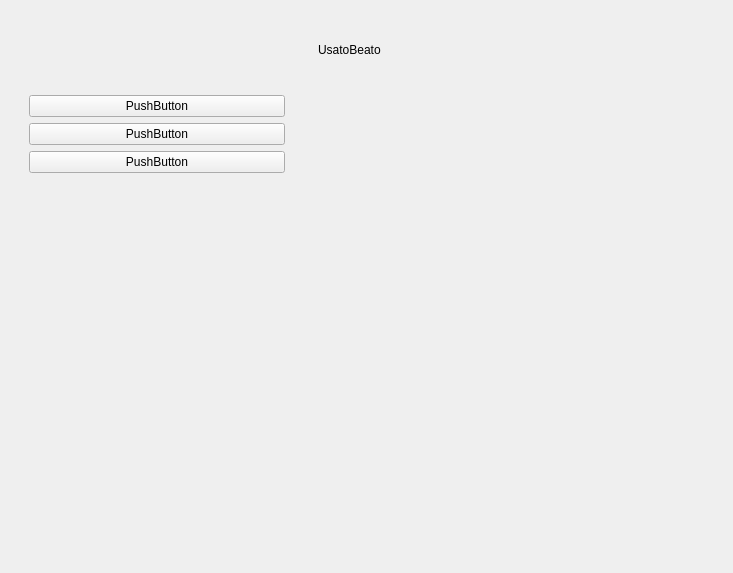
The window that NegozioDelUsatoPython/testing_leon2/AmministratoreTestingView.ui (LeonUrsu/NegozioDellUsato-ExamIS) describes before a commit, drawn with Qt 5.
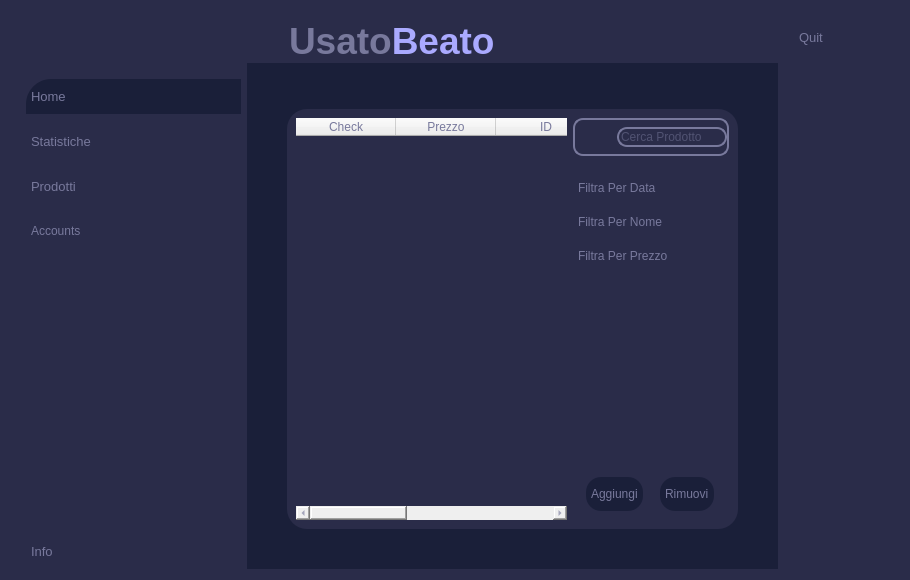
The same window after the commit. Icons and pictures are not drawn. Custom widgets are drawn as their Qt base class.

Commit message: admin pre window

```diff
--- a/NegozioDelUsatoPython/testing_leon2/AmministratoreTestingView.ui
+++ b/NegozioDelUsatoPython/testing_leon2/AmministratoreTestingView.ui
@@ -1,95 +1,1137 @@
 <?xml version="1.0" encoding="UTF-8"?>
 <ui version="4.0">
- <class>Form</class>
- <widget class="QWidget" name="Form">
+ <class>firstWidget</class>
+ <widget class="QWidget" name="firstWidget">
   <property name="geometry">
    <rect>
     <x>0</x>
     <y>0</y>
-    <width>733</width>
-    <height>573</height>
+    <width>910</width>
+    <height>580</height>
    </rect>
   </property>
   <property name="windowTitle">
    <string>Form</string>
   </property>
+  <property name="styleSheet">
+   <string notr="true">
+*{
+color: #78799c;
+border: none;
+}
+
+#firstWidget, #frame_2, #frame_5{
+	background-color: #2a2c49;
+}
+
+#mainBody,#centralwidget{
+	background-color: #1a1f39;
+}
+
+QLineEdit{
+	background-color:transparent;
+}
+
+#searchFrame, QLineEdit{
+	border-radius: 10px;
+	border: 2px solid #78799c;
+}
+
+#appHeader{
+	color:#78799c;
+}
+
+#prodottiHeader{
+	color:  #a06ce3;
+}
+
+#avantiarw{
+	border: 1px solid #a06ce3;
+	background-color: #a06ce3 ;
+	border-radius: 5px;
+	
+}
+
+#finestreSecondarie{
+	background-color: #2a2c49;
+	border: solid;
+	border-radius: 20px;
+}
+
+QLabel{
+	color:#78799c;
+}
+
+#mainFrame{
+	background-color: #2a2c49;
+}
+
+#homeBtn{
+	color:#78799c;
+	background-color:#1a1f39;
+	padding : 10px 5px;
+	text-align:left;
+	border-top-left-radius:25px;
+}
+
+QPushButton{
+	padding : 10px 5px;
+	text-align:left;
+	color:#78799c;
+	font: 10pt &quot;Leelawadee UI&quot;;
+}
+
+
+#frame_3{
+	background-color:#2a2c49;
+	border: solid;
+	border-radius: 20px;
+}
+QTableWidget{
+	background-color:#2a2c49;
+	border: solid;
+}
+</string>
+  </property>
   <layout class="QHBoxLayout" name="horizontalLayout">
    <item>
-    <widget class="QCustomSlideMenu" name="widget" native="true">
-     <layout class="QVBoxLayout" name="verticalLayout">
-      <item>
-       <widget class="QWidget" name="widget_5" native="true">
-        <property name="maximumSize">
-         <size>
-          <width>16777215</width>
-          <height>60</height>
-         </size>
-        </property>
-       </widget>
-      </item>
-      <item alignment="Qt::AlignTop">
-       <widget class="QWidget" name="widget_6" native="true">
-        <layout class="QVBoxLayout" name="verticalLayout_3">
-         <item>
-          <widget class="QPushButton" name="pushButton">
-           <property name="text">
-            <string>PushButton</string>
-           </property>
-          </widget>
-         </item>
-         <item>
-          <widget class="QPushButton" name="pushButton_2">
-           <property name="text">
-            <string>PushButton</string>
-           </property>
-          </widget>
-         </item>
-         <item>
-          <widget class="QPushButton" name="pushButton_3">
-           <property name="text">
-            <string>PushButton</string>
-           </property>
-          </widget>
-         </item>
-        </layout>
-       </widget>
-      </item>
-     </layout>
-    </widget>
-   </item>
-   <item>
-    <widget class="QWidget" name="widget_2" native="true">
-     <layout class="QVBoxLayout" name="verticalLayout_2">
-      <item>
-       <widget class="QLabel" name="label">
-        <property name="maximumSize">
-         <size>
-          <width>16777215</width>
-          <height>60</height>
-         </size>
-        </property>
-        <property name="text">
-         <string>UsatoBeato</string>
-        </property>
-        <property name="alignment">
-         <set>Qt::AlignLeading|Qt::AlignLeft|Qt::AlignVCenter</set>
-        </property>
-       </widget>
-      </item>
-      <item>
-       <widget class="QWidget" name="widget_4" native="true"/>
-      </item>
-     </layout>
-    </widget>
-   </item>
-   <item>
-    <widget class="QCustomSlideMenu" name="widget_3" native="true">
+    <widget class="QCustomSlideMenu" name="leftMenu" native="true">
+     <property name="minimumSize">
+      <size>
+       <width>230</width>
+       <height>0</height>
+      </size>
+     </property>
      <property name="maximumSize">
       <size>
-       <width>115</width>
+       <width>230</width>
        <height>16777215</height>
       </size>
      </property>
+     <layout class="QVBoxLayout" name="verticalLayout_3">
+      <property name="spacing">
+       <number>0</number>
+      </property>
+      <property name="leftMargin">
+       <number>0</number>
+      </property>
+      <property name="topMargin">
+       <number>0</number>
+      </property>
+      <property name="rightMargin">
+       <number>0</number>
+      </property>
+      <property name="bottomMargin">
+       <number>0</number>
+      </property>
+      <item>
+       <widget class="QFrame" name="frame_5">
+        <property name="frameShape">
+         <enum>QFrame::StyledPanel</enum>
+        </property>
+        <property name="frameShadow">
+         <enum>QFrame::Raised</enum>
+        </property>
+        <layout class="QHBoxLayout" name="horizontalLayout_9">
+         <property name="spacing">
+          <number>0</number>
+         </property>
+         <property name="leftMargin">
+          <number>0</number>
+         </property>
+         <property name="topMargin">
+          <number>68</number>
+         </property>
+         <property name="rightMargin">
+          <number>0</number>
+         </property>
+         <property name="bottomMargin">
+          <number>0</number>
+         </property>
+        </layout>
+       </widget>
+      </item>
+      <item>
+       <widget class="QFrame" name="frame_2">
+        <property name="sizePolicy">
+         <sizepolicy hsizetype="Preferred" vsizetype="Expanding">
+          <horstretch>0</horstretch>
+          <verstretch>0</verstretch>
+         </sizepolicy>
+        </property>
+        <property name="frameShape">
+         <enum>QFrame::StyledPanel</enum>
+        </property>
+        <property name="frameShadow">
+         <enum>QFrame::Raised</enum>
+        </property>
+        <layout class="QVBoxLayout" name="verticalLayout_4">
+         <property name="spacing">
+          <number>0</number>
+         </property>
+         <property name="leftMargin">
+          <number>0</number>
+         </property>
+         <property name="topMargin">
+          <number>0</number>
+         </property>
+         <property name="rightMargin">
+          <number>0</number>
+         </property>
+         <property name="bottomMargin">
+          <number>0</number>
+         </property>
+         <item>
+          <widget class="QFrame" name="frame_6">
+           <property name="sizePolicy">
+            <sizepolicy hsizetype="Preferred" vsizetype="Expanding">
+             <horstretch>0</horstretch>
+             <verstretch>0</verstretch>
+            </sizepolicy>
+           </property>
+           <property name="frameShape">
+            <enum>QFrame::StyledPanel</enum>
+           </property>
+           <property name="frameShadow">
+            <enum>QFrame::Raised</enum>
+           </property>
+           <layout class="QVBoxLayout" name="verticalLayout_5">
+            <property name="spacing">
+             <number>10</number>
+            </property>
+            <property name="leftMargin">
+             <number>15</number>
+            </property>
+            <property name="topMargin">
+             <number>0</number>
+            </property>
+            <property name="rightMargin">
+             <number>0</number>
+            </property>
+            <property name="bottomMargin">
+             <number>0</number>
+            </property>
+            <item>
+             <widget class="QPushButton" name="homeBtn">
+              <property name="font">
+               <font>
+                <family>Leelawadee UI</family>
+                <pointsize>10</pointsize>
+                <italic>false</italic>
+                <bold>false</bold>
+               </font>
+              </property>
+              <property name="cursor">
+               <cursorShape>PointingHandCursor</cursorShape>
+              </property>
+              <property name="text">
+               <string>Home</string>
+              </property>
+              <property name="icon">
+               <iconset>
+                <normaloff>:/purpleIcons/assets/#78799c(purple) icons/home.svg</normaloff>:/purpleIcons/assets/#78799c(purple) icons/home.svg</iconset>
+              </property>
+              <property name="iconSize">
+               <size>
+                <width>24</width>
+                <height>24</height>
+               </size>
+              </property>
+             </widget>
+            </item>
+            <item>
+             <widget class="QPushButton" name="statisticBtn">
+              <property name="font">
+               <font>
+                <family>Leelawadee UI</family>
+                <pointsize>10</pointsize>
+                <italic>false</italic>
+                <bold>false</bold>
+               </font>
+              </property>
+              <property name="cursor">
+               <cursorShape>PointingHandCursor</cursorShape>
+              </property>
+              <property name="text">
+               <string>Statistiche</string>
+              </property>
+              <property name="icon">
+               <iconset>
+                <normaloff>:/purpleIcons/assets/#78799c(purple) icons/trending-up.svg</normaloff>:/purpleIcons/assets/#78799c(purple) icons/trending-up.svg</iconset>
+              </property>
+              <property name="iconSize">
+               <size>
+                <width>24</width>
+                <height>24</height>
+               </size>
+              </property>
+             </widget>
+            </item>
+            <item>
+             <widget class="QPushButton" name="prodottiBtn">
+              <property name="font">
+               <font>
+                <family>Leelawadee UI</family>
+                <pointsize>10</pointsize>
+                <italic>false</italic>
+                <bold>false</bold>
+               </font>
+              </property>
+              <property name="cursor">
+               <cursorShape>PointingHandCursor</cursorShape>
+              </property>
+              <property name="text">
+               <string>Prodotti</string>
+              </property>
+              <property name="icon">
+               <iconset>
+                <normaloff>:/purpleIcons/assets/#78799c(purple) icons/shopping-cart.svg</normaloff>:/purpleIcons/assets/#78799c(purple) icons/shopping-cart.svg</iconset>
+              </property>
+              <property name="iconSize">
+               <size>
+                <width>24</width>
+                <height>24</height>
+               </size>
+              </property>
+             </widget>
+            </item>
+            <item>
+             <widget class="QPushButton" name="accountBtn">
+              <property name="cursor">
+               <cursorShape>PointingHandCursor</cursorShape>
+              </property>
+              <property name="text">
+               <string>Accounts</string>
+              </property>
+              <property name="icon">
+               <iconset>
+                <normaloff>:/purpleIcons/assets/#78799c(purple) icons/users.svg</normaloff>:/purpleIcons/assets/#78799c(purple) icons/users.svg</iconset>
+              </property>
+             </widget>
+            </item>
+            <item alignment="Qt::AlignBottom">
+             <widget class="QPushButton" name="infoBtn">
+              <property name="font">
+               <font>
+                <family>Leelawadee UI</family>
+                <pointsize>10</pointsize>
+                <italic>false</italic>
+                <bold>false</bold>
+               </font>
+              </property>
+              <property name="cursor">
+               <cursorShape>PointingHandCursor</cursorShape>
+              </property>
+              <property name="text">
+               <string>Info</string>
+              </property>
+              <property name="icon">
+               <iconset>
+                <normaloff>:/purpleIcons/assets/#78799c(purple) icons/info.svg</normaloff>:/purpleIcons/assets/#78799c(purple) icons/info.svg</iconset>
+              </property>
+              <property name="iconSize">
+               <size>
+                <width>24</width>
+                <height>24</height>
+               </size>
+              </property>
+             </widget>
+            </item>
+           </layout>
+          </widget>
+         </item>
+        </layout>
+       </widget>
+      </item>
+     </layout>
+    </widget>
+   </item>
+   <item>
+    <widget class="QWidget" name="mainBody" native="true">
+     <property name="sizePolicy">
+      <sizepolicy hsizetype="Expanding" vsizetype="Preferred">
+       <horstretch>0</horstretch>
+       <verstretch>0</verstretch>
+      </sizepolicy>
+     </property>
+     <property name="minimumSize">
+      <size>
+       <width>0</width>
+       <height>0</height>
+      </size>
+     </property>
+     <layout class="QVBoxLayout" name="verticalLayout">
+      <property name="leftMargin">
+       <number>0</number>
+      </property>
+      <property name="topMargin">
+       <number>0</number>
+      </property>
+      <property name="rightMargin">
+       <number>0</number>
+      </property>
+      <property name="bottomMargin">
+       <number>0</number>
+      </property>
+      <item alignment="Qt::AlignTop">
+       <widget class="QWidget" name="mainFrame" native="true">
+        <layout class="QHBoxLayout" name="horizontalLayout_2">
+         <property name="leftMargin">
+          <number>0</number>
+         </property>
+         <property name="rightMargin">
+          <number>0</number>
+         </property>
+         <property name="bottomMargin">
+          <number>0</number>
+         </property>
+         <item alignment="Qt::AlignLeft|Qt::AlignTop">
+          <widget class="QWidget" name="widget" native="true">
+           <layout class="QHBoxLayout" name="horizontalLayout_3">
+            <property name="spacing">
+             <number>0</number>
+            </property>
+            <property name="leftMargin">
+             <number>0</number>
+            </property>
+            <property name="topMargin">
+             <number>0</number>
+            </property>
+            <property name="rightMargin">
+             <number>0</number>
+            </property>
+            <property name="bottomMargin">
+             <number>0</number>
+            </property>
+            <item>
+             <widget class="QPushButton" name="menuButton">
+              <property name="text">
+               <string/>
+              </property>
+              <property name="icon">
+               <iconset>
+                <normaloff>:/purpleIcons/assets/#78799c(purple) icons/menu.svg</normaloff>:/purpleIcons/assets/#78799c(purple) icons/menu.svg</iconset>
+              </property>
+              <property name="iconSize">
+               <size>
+                <width>24</width>
+                <height>24</height>
+               </size>
+              </property>
+             </widget>
+            </item>
+            <item>
+             <widget class="QLabel" name="applicationName">
+              <property name="text">
+               <string>&lt;html&gt;&lt;head/&gt;&lt;body&gt;&lt;p&gt;&lt;span style=&quot; font-size:28pt; font-weight:600;&quot;&gt;Usato&lt;/span&gt;&lt;span style=&quot; font-size:28pt; font-weight:600; color:#aaaaff;&quot;&gt;Beato&lt;/span&gt;&lt;/p&gt;&lt;/body&gt;&lt;/html&gt;</string>
+              </property>
+             </widget>
+            </item>
+           </layout>
+          </widget>
+         </item>
+         <item alignment="Qt::AlignHCenter|Qt::AlignTop">
+          <widget class="QWidget" name="widget_2" native="true">
+           <layout class="QHBoxLayout" name="horizontalLayout_4"/>
+          </widget>
+         </item>
+         <item alignment="Qt::AlignRight|Qt::AlignTop">
+          <widget class="QWidget" name="widget_3" native="true">
+           <layout class="QHBoxLayout" name="horizontalLayout_6">
+            <property name="spacing">
+             <number>0</number>
+            </property>
+            <property name="leftMargin">
+             <number>0</number>
+            </property>
+            <property name="topMargin">
+             <number>0</number>
+            </property>
+            <property name="rightMargin">
+             <number>0</number>
+            </property>
+            <property name="bottomMargin">
+             <number>0</number>
+            </property>
+            <item>
+             <widget class="QPushButton" name="accountButton">
+              <property name="cursor">
+               <cursorShape>PointingHandCursor</cursorShape>
+              </property>
+              <property name="text">
+               <string/>
+              </property>
+              <property name="icon">
+               <iconset>
+                <normaloff>:/purpleIcons/assets/#78799c(purple) icons/user.svg</normaloff>:/purpleIcons/assets/#78799c(purple) icons/user.svg</iconset>
+              </property>
+              <property name="iconSize">
+               <size>
+                <width>32</width>
+                <height>32</height>
+               </size>
+              </property>
+             </widget>
+            </item>
+           </layout>
+          </widget>
+         </item>
+        </layout>
+       </widget>
+      </item>
+      <item>
+       <widget class="QWidget" name="widget_4" native="true">
+        <property name="sizePolicy">
+         <sizepolicy hsizetype="Preferred" vsizetype="Expanding">
+          <horstretch>0</horstretch>
+          <verstretch>0</verstretch>
+         </sizepolicy>
+        </property>
+        <layout class="QVBoxLayout" name="verticalLayout_2">
+         <property name="leftMargin">
+          <number>40</number>
+         </property>
+         <property name="topMargin">
+          <number>40</number>
+         </property>
+         <property name="rightMargin">
+          <number>40</number>
+         </property>
+         <property name="bottomMargin">
+          <number>40</number>
+         </property>
+         <item>
+          <widget class="QStackedWidget" name="finestreSecondarie">
+           <property name="currentIndex">
+            <number>3</number>
+           </property>
+           <widget class="QWidget" name="home">
+            <layout class="QVBoxLayout" name="verticalLayout_8">
+             <item>
+              <widget class="QLabel" name="label_6">
+               <property name="text">
+                <string>HOME</string>
+               </property>
+              </widget>
+             </item>
+            </layout>
+           </widget>
+           <widget class="QWidget" name="statistiche">
+            <widget class="QLabel" name="label">
+             <property name="geometry">
+              <rect>
+               <x>180</x>
+               <y>160</y>
+               <width>55</width>
+               <height>16</height>
+              </rect>
+             </property>
+             <property name="text">
+              <string>Statistiche</string>
+             </property>
+            </widget>
+           </widget>
+           <widget class="QWidget" name="accounts">
+            <widget class="QLabel" name="label_5">
+             <property name="geometry">
+              <rect>
+               <x>200</x>
+               <y>130</y>
+               <width>55</width>
+               <height>16</height>
+              </rect>
+             </property>
+             <property name="text">
+              <string>Accounts</string>
+             </property>
+            </widget>
+           </widget>
+           <widget class="QWidget" name="prodotti">
+            <layout class="QHBoxLayout" name="horizontalLayout_7">
+             <item>
+              <widget class="QTableWidget" name="tableWidget">
+               <column>
+                <property name="text">
+                 <string>Check</string>
+                </property>
+                <property name="toolTip">
+                 <string notr="true"/>
+                </property>
+                <property name="background">
+                 <color>
+                  <red>170</red>
+                  <green>170</green>
+                  <blue>255</blue>
+                 </color>
+                </property>
+               </column>
+               <column>
+                <property name="text">
+                 <string>Prezzo</string>
+                </property>
+               </column>
+               <column>
+                <property name="text">
+                 <string>ID</string>
+                </property>
+               </column>
+               <column>
+                <property name="text">
+                 <string>Nome</string>
+                </property>
+               </column>
+               <column>
+                <property name="text">
+                 <string>Data</string>
+                </property>
+               </column>
+              </widget>
+             </item>
+             <item>
+              <widget class="QFrame" name="frame">
+               <property name="sizePolicy">
+                <sizepolicy hsizetype="Preferred" vsizetype="Preferred">
+                 <horstretch>0</horstretch>
+                 <verstretch>0</verstretch>
+                </sizepolicy>
+               </property>
+               <property name="minimumSize">
+                <size>
+                 <width>100</width>
+                 <height>0</height>
+                </size>
+               </property>
+               <property name="frameShape">
+                <enum>QFrame::StyledPanel</enum>
+               </property>
+               <property name="frameShadow">
+                <enum>QFrame::Raised</enum>
+               </property>
+               <layout class="QVBoxLayout" name="verticalLayout_9">
+                <property name="spacing">
+                 <number>0</number>
+                </property>
+                <property name="leftMargin">
+                 <number>0</number>
+                </property>
+                <property name="topMargin">
+                 <number>0</number>
+                </property>
+                <property name="rightMargin">
+                 <number>0</number>
+                </property>
+                <property name="bottomMargin">
+                 <number>0</number>
+                </property>
+                <item alignment="Qt::AlignHCenter">
+                 <widget class="QFrame" name="searchFrame">
+                  <property name="maximumSize">
+                   <size>
+                    <width>200</width>
+                    <height>16777215</height>
+                   </size>
+                  </property>
+                  <property name="font">
+                   <font>
+                    <stylestrategy>PreferDefault</stylestrategy>
+                   </font>
+                  </property>
+                  <property name="cursor">
+                   <cursorShape>IBeamCursor</cursorShape>
+                  </property>
+                  <property name="focusPolicy">
+                   <enum>Qt::NoFocus</enum>
+                  </property>
+                  <property name="contextMenuPolicy">
+                   <enum>Qt::CustomContextMenu</enum>
+                  </property>
+                  <property name="toolTip">
+                   <string/>
+                  </property>
+                  <property name="whatsThis">
+                   <string/>
+                  </property>
+                  <property name="accessibleName">
+                   <string/>
+                  </property>
+                  <property name="accessibleDescription">
+                   <string/>
+                  </property>
+                  <property name="frameShape">
+                   <enum>QFrame::StyledPanel</enum>
+                  </property>
+                  <property name="frameShadow">
+                   <enum>QFrame::Raised</enum>
+                  </property>
+                  <layout class="QHBoxLayout" name="horizontalLayout_8">
+                   <property name="spacing">
+                    <number>0</number>
+                   </property>
+                   <property name="leftMargin">
+                    <number>0</number>
+                   </property>
+                   <property name="topMargin">
+                    <number>0</number>
+                   </property>
+                   <property name="rightMargin">
+                    <number>0</number>
+                   </property>
+                   <property name="bottomMargin">
+                    <number>0</number>
+                   </property>
+                   <item>
+                    <widget class="QPushButton" name="pushButton_6">
+                     <property name="text">
+                      <string/>
+                     </property>
+                     <property name="icon">
+                      <iconset>
+                       <normaloff>:/purpleIcons/assets/#78799c(purple) icons/search.svg</normaloff>:/purpleIcons/assets/#78799c(purple) icons/search.svg</iconset>
+                     </property>
+                    </widget>
+                   </item>
+                   <item>
+                    <widget class="QLineEdit" name="search_le">
+                     <property name="inputMask">
+                      <string/>
+                     </property>
+                     <property name="text">
+                      <string/>
+                     </property>
+                     <property name="placeholderText">
+                      <string>Cerca Prodotto</string>
+                     </property>
+                    </widget>
+                   </item>
+                  </layout>
+                 </widget>
+                </item>
+                <item>
+                 <widget class="QFrame" name="frame_4">
+                  <property name="sizePolicy">
+                   <sizepolicy hsizetype="Preferred" vsizetype="Expanding">
+                    <horstretch>0</horstretch>
+                    <verstretch>0</verstretch>
+                   </sizepolicy>
+                  </property>
+                  <property name="frameShape">
+                   <enum>QFrame::StyledPanel</enum>
+                  </property>
+                  <property name="frameShadow">
+                   <enum>QFrame::Raised</enum>
+                  </property>
+                  <layout class="QVBoxLayout" name="verticalLayout_10">
+                   <property name="spacing">
+                    <number>0</number>
+                   </property>
+                   <property name="leftMargin">
+                    <number>0</number>
+                   </property>
+                   <property name="topMargin">
+                    <number>0</number>
+                   </property>
+                   <property name="rightMargin">
+                    <number>0</number>
+                   </property>
+                   <property name="bottomMargin">
+                    <number>0</number>
+                   </property>
+                   <item alignment="Qt::AlignTop">
+                    <widget class="QFrame" name="frame_7">
+                     <property name="frameShape">
+                      <enum>QFrame::StyledPanel</enum>
+                     </property>
+                     <property name="frameShadow">
+                      <enum>QFrame::Raised</enum>
+                     </property>
+                     <layout class="QHBoxLayout" name="horizontalLayout_10">
+                      <property name="spacing">
+                       <number>0</number>
+                      </property>
+                      <property name="leftMargin">
+                       <number>0</number>
+                      </property>
+                      <property name="topMargin">
+                       <number>15</number>
+                      </property>
+                      <property name="rightMargin">
+                       <number>0</number>
+                      </property>
+                      <property name="bottomMargin">
+                       <number>0</number>
+                      </property>
+                      <item alignment="Qt::AlignTop">
+                       <widget class="QGroupBox" name="groupBox">
+                        <property name="title">
+                         <string/>
+                        </property>
+                        <layout class="QVBoxLayout">
+                         <property name="spacing">
+                          <number>0</number>
+                         </property>
+                         <property name="leftMargin">
+                          <number>0</number>
+                         </property>
+                         <property name="topMargin">
+                          <number>0</number>
+                         </property>
+                         <property name="rightMargin">
+                          <number>0</number>
+                         </property>
+                         <property name="bottomMargin">
+                          <number>0</number>
+                         </property>
+                         <item>
+                          <widget class="QPushButton" name="pushButton_4">
+                           <property name="cursor">
+                            <cursorShape>PointingHandCursor</cursorShape>
+                           </property>
+                           <property name="text">
+                            <string>Filtra Per Data</string>
+                           </property>
+                           <property name="icon">
+                            <iconset>
+                             <normaloff>:/purpleIcons/assets/#78799c(purple) icons/filter.svg</normaloff>:/purpleIcons/assets/#78799c(purple) icons/filter.svg</iconset>
+                           </property>
+                          </widget>
+                         </item>
+                         <item>
+                          <widget class="QPushButton" name="pushButton_5">
+                           <property name="cursor">
+                            <cursorShape>PointingHandCursor</cursorShape>
+                           </property>
+                           <property name="text">
+                            <string>Filtra Per Nome</string>
+                           </property>
+                           <property name="icon">
+                            <iconset>
+                             <normaloff>:/purpleIcons/assets/#78799c(purple) icons/filter.svg</normaloff>:/purpleIcons/assets/#78799c(purple) icons/filter.svg</iconset>
+                           </property>
+                          </widget>
+                         </item>
+                         <item alignment="Qt::AlignTop">
+                          <widget class="QPushButton" name="pushButton_2">
+                           <property name="cursor">
+                            <cursorShape>PointingHandCursor</cursorShape>
+                           </property>
+                           <property name="text">
+                            <string>Filtra Per Prezzo</string>
+                           </property>
+                           <property name="icon">
+                            <iconset>
+                             <normaloff>:/purpleIcons/assets/#78799c(purple) icons/filter.svg</normaloff>:/purpleIcons/assets/#78799c(purple) icons/filter.svg</iconset>
+                           </property>
+                          </widget>
+                         </item>
+                        </layout>
+                       </widget>
+                      </item>
+                     </layout>
+                    </widget>
+                   </item>
+                  </layout>
+                 </widget>
+                </item>
+                <item alignment="Qt::AlignTop">
+                 <widget class="QFrame" name="frame_salva_rimuovi">
+                  <property name="sizePolicy">
+                   <sizepolicy hsizetype="Preferred" vsizetype="Expanding">
+                    <horstretch>0</horstretch>
+                    <verstretch>0</verstretch>
+                   </sizepolicy>
+                  </property>
+                  <property name="minimumSize">
+                   <size>
+                    <width>0</width>
+                    <height>30</height>
+                   </size>
+                  </property>
+                  <property name="styleSheet">
+                   <string notr="true">QPushButton{
+	color:#78799c;
+	background-color:#1a1f39;
+	border-radius: 15px;
+	padding : 10px 5px;
+	text-align:left;
+	padding : 10px 5px;
+	text-align:left;
+	color:#78799c;
+	font: 10pt &quot;Leelawadee UI&quot;;
+}
+</string>
+                  </property>
+                  <property name="frameShape">
+                   <enum>QFrame::StyledPanel</enum>
+                  </property>
+                  <property name="frameShadow">
+                   <enum>QFrame::Raised</enum>
+                  </property>
+                  <layout class="QHBoxLayout" name="horizontalLayout_5">
+                   <item alignment="Qt::AlignHCenter">
+                    <widget class="QPushButton" name="aggiungiBtn">
+                     <property name="cursor">
+                      <cursorShape>PointingHandCursor</cursorShape>
+                     </property>
+                     <property name="text">
+                      <string>Aggiungi</string>
+                     </property>
+                     <property name="icon">
+                      <iconset>
+                       <normaloff>:/purpleIcons/assets/#78799c(purple) icons/plus.svg</normaloff>:/purpleIcons/assets/#78799c(purple) icons/plus.svg</iconset>
+                     </property>
+                    </widget>
+                   </item>
+                   <item alignment="Qt::AlignHCenter">
+                    <widget class="QPushButton" name="rimuoviBtn">
+                     <property name="cursor">
+                      <cursorShape>PointingHandCursor</cursorShape>
+                     </property>
+                     <property name="text">
+                      <string>Rimuovi</string>
+                     </property>
+                     <property name="icon">
+                      <iconset>
+                       <normaloff>:/purpleIcons/assets/#78799c(purple) icons/minus.svg</normaloff>:/purpleIcons/assets/#78799c(purple) icons/minus.svg</iconset>
+                     </property>
+                    </widget>
+                   </item>
+                  </layout>
+                 </widget>
+                </item>
+               </layout>
+              </widget>
+             </item>
+            </layout>
+           </widget>
+           <widget class="QWidget" name="aggiungiProdottopg">
+            <layout class="QHBoxLayout" name="horizontalLayout_11">
+             <item>
+              <widget class="QFrame" name="addProdottoFrm">
+               <property name="frameShape">
+                <enum>QFrame::StyledPanel</enum>
+               </property>
+               <property name="frameShadow">
+                <enum>QFrame::Raised</enum>
+               </property>
+               <layout class="QVBoxLayout" name="verticalLayout_11">
+                <property name="spacing">
+                 <number>0</number>
+                </property>
+                <property name="leftMargin">
+                 <number>0</number>
+                </property>
+                <property name="topMargin">
+                 <number>0</number>
+                </property>
+                <property name="rightMargin">
+                 <number>0</number>
+                </property>
+                <property name="bottomMargin">
+                 <number>0</number>
+                </property>
+                <item>
+                 <widget class="QLineEdit" name="nomeLe">
+                  <property name="font">
+                   <font>
+                    <pointsize>10</pointsize>
+                    <bold>true</bold>
+                   </font>
+                  </property>
+                  <property name="cursorPosition">
+                   <number>0</number>
+                  </property>
+                  <property name="placeholderText">
+                   <string>Nome Prodotto</string>
+                  </property>
+                 </widget>
+                </item>
+                <item>
+                 <widget class="QLineEdit" name="idAccountLe">
+                  <property name="font">
+                   <font>
+                    <pointsize>10</pointsize>
+                    <bold>true</bold>
+                   </font>
+                  </property>
+                  <property name="placeholderText">
+                   <string>idAccount</string>
+                  </property>
+                 </widget>
+                </item>
+                <item>
+                 <widget class="QLineEdit" name="prezzoLe">
+                  <property name="font">
+                   <font>
+                    <pointsize>10</pointsize>
+                    <bold>true</bold>
+                   </font>
+                  </property>
+                  <property name="placeholderText">
+                   <string>Prezzo</string>
+                  </property>
+                 </widget>
+                </item>
+                <item>
+                 <widget class="QLineEdit" name="idCategoriaLe">
+                  <property name="font">
+                   <font>
+                    <pointsize>10</pointsize>
+                    <bold>true</bold>
+                   </font>
+                  </property>
+                  <property name="placeholderText">
+                   <string>idCategoria</string>
+                  </property>
+                 </widget>
+                </item>
+                <item>
+                 <widget class="QLineEdit" name="idScaffaleLe">
+                  <property name="font">
+                   <font>
+                    <pointsize>10</pointsize>
+                    <bold>true</bold>
+                   </font>
+                  </property>
+                  <property name="placeholderText">
+                   <string>idScaffale</string>
+                  </property>
+                 </widget>
+                </item>
+                <item alignment="Qt::AlignHCenter">
+                 <widget class="QPushButton" name="saveBtn">
+                  <property name="cursor">
+                   <cursorShape>PointingHandCursor</cursorShape>
+                  </property>
+                  <property name="styleSheet">
+                   <string notr="true">QPushButton{
+	color:#78799c;
+	background-color:#1a1f39;
+	border-radius: 15px;
+	padding : 10px 5px;
+	text-align:left;
+	padding : 10px 5px;
+	text-align:left;
+	color:#78799c;
+	font: 10pt &quot;Leelawadee UI&quot;;
+}</string>
+                  </property>
+                  <property name="text">
+                   <string>Salva</string>
+                  </property>
+                  <property name="icon">
+                   <iconset>
+                    <normaloff>:/purpleIcons/assets/#78799c(purple) icons/save.svg</normaloff>:/purpleIcons/assets/#78799c(purple) icons/save.svg</iconset>
+                  </property>
+                 </widget>
+                </item>
+               </layout>
+              </widget>
+             </item>
+            </layout>
+           </widget>
+          </widget>
+         </item>
+        </layout>
+       </widget>
+      </item>
+     </layout>
+    </widget>
+   </item>
+   <item>
+    <widget class="QCustomSlideMenu" name="profileCont" native="true">
+     <property name="sizePolicy">
+      <sizepolicy hsizetype="Maximum" vsizetype="Preferred">
+       <horstretch>0</horstretch>
+       <verstretch>0</verstretch>
+      </sizepolicy>
+     </property>
+     <property name="minimumSize">
+      <size>
+       <width>115</width>
+       <height>0</height>
+      </size>
+     </property>
+     <layout class="QVBoxLayout" name="verticalLayout_6">
+      <property name="spacing">
+       <number>0</number>
+      </property>
+      <property name="leftMargin">
+       <number>10</number>
+      </property>
+      <property name="topMargin">
+       <number>0</number>
+      </property>
+      <property name="rightMargin">
+       <number>0</number>
+      </property>
+      <property name="bottomMargin">
+       <number>0</number>
+      </property>
+      <item alignment="Qt::AlignTop">
+       <widget class="QFrame" name="frame_3">
+        <property name="sizePolicy">
+         <sizepolicy hsizetype="Fixed" vsizetype="Preferred">
+          <horstretch>0</horstretch>
+          <verstretch>0</verstretch>
+         </sizepolicy>
+        </property>
+        <property name="minimumSize">
+         <size>
+          <width>30</width>
+          <height>30</height>
+         </size>
+        </property>
+        <property name="frameShape">
+         <enum>QFrame::StyledPanel</enum>
+        </property>
+        <property name="frameShadow">
+         <enum>QFrame::Raised</enum>
+        </property>
+        <layout class="QVBoxLayout" name="verticalLayout_7">
+         <property name="leftMargin">
+          <number>0</number>
+         </property>
+         <property name="rightMargin">
+          <number>11</number>
+         </property>
+         <item>
+          <widget class="QPushButton" name="quitBtn">
+           <property name="sizePolicy">
+            <sizepolicy hsizetype="Minimum" vsizetype="Fixed">
+             <horstretch>0</horstretch>
+             <verstretch>0</verstretch>
+            </sizepolicy>
+           </property>
+           <property name="font">
+            <font>
+             <family>Leelawadee UI</family>
+             <pointsize>10</pointsize>
+             <italic>false</italic>
+             <bold>false</bold>
+            </font>
+           </property>
+           <property name="cursor">
+            <cursorShape>PointingHandCursor</cursorShape>
+           </property>
+           <property name="text">
+            <string>Quit</string>
+           </property>
+           <property name="icon">
+            <iconset>
+             <normaloff>:/purpleIcons/assets/#78799c(purple) icons/x-octagon.svg</normaloff>:/purpleIcons/assets/#78799c(purple) icons/x-octagon.svg</iconset>
+           </property>
+           <property name="iconSize">
+            <size>
+             <width>32</width>
+             <height>32</height>
+            </size>
+           </property>
+          </widget>
+         </item>
+        </layout>
+       </widget>
+      </item>
+     </layout>
     </widget>
    </item>
   </layout>
```
The commit also changes 1 other file.
